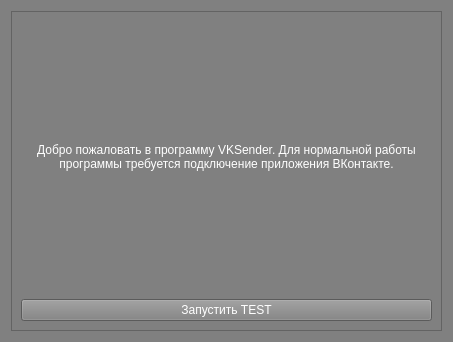
MorganGrieves/VKSender, file src/greetingwidget.ui: the form before one commit.
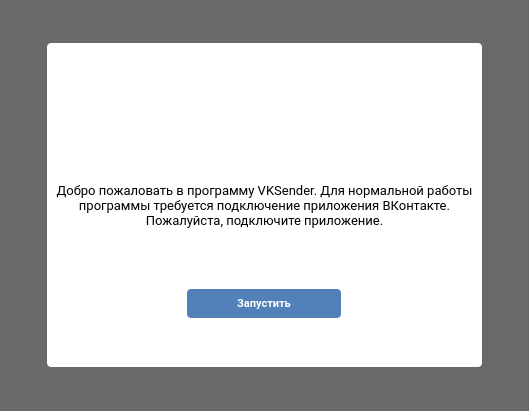
The form after the commit. Icons and pictures are not drawn.

Patch:
```diff
--- a/src/greetingwidget.ui
+++ b/src/greetingwidget.ui
@@ -6,20 +6,77 @@
    <rect>
     <x>0</x>
     <y>0</y>
-    <width>453</width>
-    <height>342</height>
+    <width>529</width>
+    <height>411</height>
    </rect>
   </property>
+  <property name="sizePolicy">
+   <sizepolicy hsizetype="Preferred" vsizetype="Preferred">
+    <horstretch>0</horstretch>
+    <verstretch>0</verstretch>
+   </sizepolicy>
+  </property>
   <property name="windowTitle">
    <string>Form</string>
   </property>
   <property name="styleSheet">
-   <string notr="true">background-color:gray;
-color: white;</string>
+   <string notr="true"/>
   </property>
-  <layout class="QVBoxLayout" name="verticalLayout">
+  <layout class="QHBoxLayout" name="horizontalLayout">
+   <property name="leftMargin">
+    <number>0</number>
+   </property>
+   <property name="topMargin">
+    <number>0</number>
+   </property>
+   <property name="rightMargin">
+    <number>0</number>
+   </property>
+   <property name="bottomMargin">
+    <number>0</number>
+   </property>
    <item>
+    <widget class="QWidget" name="widget" native="true">
+     <property name="styleSheet">
+      <string notr="true">background-color: rgba(0,0,0, 56%);</string>
+     </property>
+     <layout class="QGridLayout" name="gridLayout">
+      <property name="leftMargin">
+       <number>0</number>
+      </property>
+      <property name="topMargin">
+       <number>0</number>
+      </property>
+      <property name="rightMargin">
+       <number>0</number>
+      </property>
+      <property name="bottomMargin">
+       <number>0</number>
+      </property>
+      <item row="0" column="0">
     <widget class="QFrame" name="frame">
+        <property name="sizePolicy">
+         <sizepolicy hsizetype="Fixed" vsizetype="Fixed">
+          <horstretch>0</horstretch>
+          <verstretch>0</verstretch>
+         </sizepolicy>
+        </property>
+        <property name="minimumSize">
+         <size>
+          <width>435</width>
+          <height>324</height>
+         </size>
+        </property>
+        <property name="maximumSize">
+         <size>
+          <width>435</width>
+          <height>324</height>
+         </size>
+        </property>
+        <property name="styleSheet">
+         <string notr="true">background-color:white;
+border-radius: 4px;</string>
+        </property>
      <property name="frameShape">
       <enum>QFrame::StyledPanel</enum>
      </property>
@@ -27,13 +84,53 @@
       <enum>QFrame::Raised</enum>
      </property>
      <layout class="QVBoxLayout" name="verticalLayout_2">
+         <item alignment="Qt::AlignHCenter|Qt::AlignVCenter">
+          <widget class="QLabel" name="label">
+           <property name="sizePolicy">
+            <sizepolicy hsizetype="Preferred" vsizetype="Preferred">
+             <horstretch>0</horstretch>
+             <verstretch>0</verstretch>
+            </sizepolicy>
+           </property>
+           <property name="maximumSize">
+            <size>
+             <width>150</width>
+             <height>150</height>
+            </size>
+           </property>
+           <property name="text">
+            <string/>
+           </property>
+           <property name="pixmap">
+            <pixmap resource="resource/res.qrc">:/style/image/warning.png</pixmap>
+           </property>
+           <property name="scaledContents">
+            <bool>true</bool>
+           </property>
+           <property name="alignment">
+            <set>Qt::AlignCenter</set>
+           </property>
+          </widget>
+         </item>
       <item>
        <widget class="QLabel" name="greetingLabel">
+           <property name="sizePolicy">
+            <sizepolicy hsizetype="Preferred" vsizetype="Fixed">
+             <horstretch>0</horstretch>
+             <verstretch>0</verstretch>
+            </sizepolicy>
+           </property>
+           <property name="font">
+            <font>
+             <family>Roboto</family>
+             <pointsize>10</pointsize>
+            </font>
+           </property>
         <property name="styleSheet">
-         <string notr="true"/>
+            <string notr="true">color: black;</string>
         </property>
         <property name="text">
-         <string>Добро пожаловать в программу VKSender. Для нормальной работы программы требуется подключение приложения ВКонтакте.</string>
+            <string>Добро пожаловать в программу VKSender. Для нормальной работы программы требуется подключение приложения ВКонтакте. Пожалуйста, подключите приложение.</string>
         </property>
         <property name="alignment">
          <set>Qt::AlignCenter</set>
@@ -43,10 +140,45 @@
         </property>
        </widget>
       </item>
-      <item>
+         <item alignment="Qt::AlignHCenter|Qt::AlignVCenter">
        <widget class="QPushButton" name="launchButton">
+           <property name="sizePolicy">
+            <sizepolicy hsizetype="Fixed" vsizetype="Fixed">
+             <horstretch>0</horstretch>
+             <verstretch>0</verstretch>
+            </sizepolicy>
+           </property>
+           <property name="font">
+            <font>
+             <family>Roboto</family>
+             <pointsize>8</pointsize>
+             <weight>75</weight>
+             <bold>true</bold>
+            </font>
+           </property>
+           <property name="cursor">
+            <cursorShape>PointingHandCursor</cursorShape>
+           </property>
+           <property name="styleSheet">
+            <string notr="true">QPushButton#launchButton
+{
+background-color: #5181b8;
+color: white;
+padding: 7px 50px 8px;
+border-radius: 4px;
+}
+
+QPushButton#launchButton:hover
+{
+	background-color: #658FC0;
+}
+QPushButton#launchButton:pressed
+{
+	background-color: #4a76a8;
+}</string>
+           </property>
         <property name="text">
-         <string>Запустить TEST</string>
+            <string>Запустить</string>
         </property>
        </widget>
       </item>
@@ -55,6 +187,12 @@
    </item>
   </layout>
  </widget>
- <resources/>
+   </item>
+  </layout>
+ </widget>
+ <resources>
+  <include location="resource/res.qrc"/>
+  <include location="resource/res.qrc"/>
+ </resources>
  <connections/>
 </ui>
```
Lines whose indentation alone changed are shown as unchanged.
